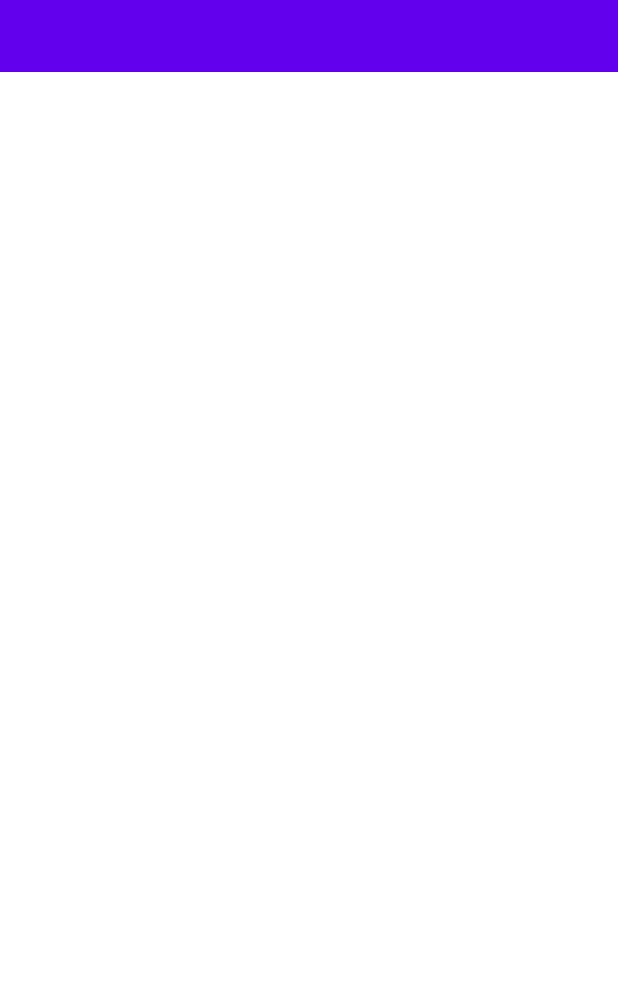
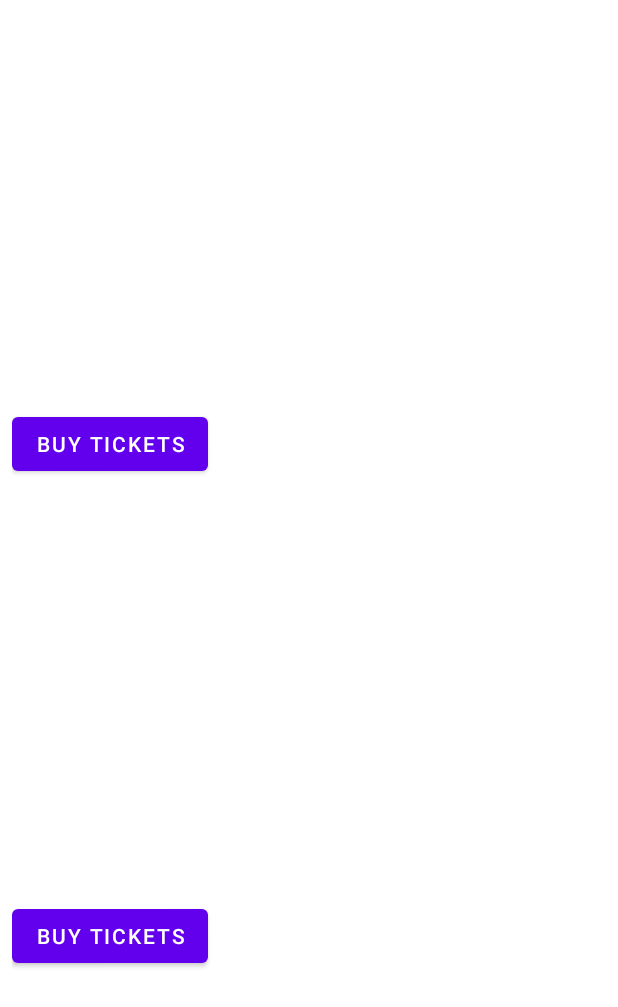
Before and after one commit to Jambo4231/CinemaAppAssignment, an Android app: the layout fragment_films.xml on its own in the app's theme, with its tools: preview values and no code run, on a phone screen of 412 x 824 dp. Shown: the top 1007 px of the screen. Run offline under Robolectric (Android 15) with nearby library versions, the phone set to English and light mode, and no system bars.

Commit message:
firestone films working

```diff
--- a/app/build.gradle.kts
+++ b/app/build.gradle.kts
@@ -2,6 +2,7 @@ plugins {
     id("com.android.application")
     id("org.jetbrains.kotlin.android")
     id("com.google.gms.google-services")
+    id("kotlin-kapt")
 }
 
 android {
@@ -55,9 +56,10 @@ dependencies {
     implementation("com.google.firebase:firebase-analytics")
     implementation("com.google.firebase:firebase-auth-ktx:23.0.0")
     implementation("com.google.firebase:firebase-firestore-ktx:25.0.0")
+    implementation("com.github.bumptech.glide:glide:4.12.0")
+    kapt("com.github.bumptech.glide:compiler:4.12.0")
 
     testImplementation("junit:junit:4.13.2")
     androidTestImplementation("androidx.test.ext:junit:1.1.5")
     androidTestImplementation("androidx.test.espresso:espresso-core:3.5.1")
-
 }
--- a/app/src/main/java/com/example/cinemaapp/models/Movie.kt
+++ b/app/src/main/java/com/example/cinemaapp/models/Movie.kt
@@ -1,7 +1,7 @@
 package com.example.cinemaapp.models
 
 data class Movie(
-    val title: String,
-    val time: String,
-    val imageResId: Int
+    val title: String = "",
+    val time: String = "",
+    val imageUrl: String = ""
 )
--- a/app/src/main/res/layout/fragment_films.xml
+++ b/app/src/main/res/layout/fragment_films.xml
@@ -1,23 +1,17 @@
 <?xml version="1.0" encoding="utf-8"?>
 <LinearLayout xmlns:android="http://schemas.android.com/apk/res/android"
+    xmlns:tools="http://schemas.android.com/tools"
     xmlns:app="http://schemas.android.com/apk/res-auto"
     android:layout_width="match_parent"
     android:layout_height="match_parent"
-    android:orientation="vertical">
+    android:orientation="vertical"
+    tools:context=".FilmsFragment">
 
-    <com.google.android.material.tabs.TabLayout
-        android:id="@+id/tab_layout"
+    <androidx.recyclerview.widget.RecyclerView
+        android:id="@+id/recycler_view_films"
         android:layout_width="match_parent"
-        android:layout_height="wrap_content"
-        android:background="?attr/colorPrimary"
-        app:tabTextColor="@color/white"
-        app:tabSelectedTextColor="@color/white"
-        app:tabIndicatorColor="@color/white" />
-
-    <androidx.viewpager.widget.ViewPager
-        android:id="@+id/view_pager"
-        android:layout_width="match_parent"
-        android:layout_height="0dp"
-        android:layout_weight="1" />
+        android:layout_height="match_parent"
+        app:layoutManager="androidx.recyclerview.widget.LinearLayoutManager"
+        tools:listitem="@layout/item_movie" />
 
 </LinearLayout>
--- a/app/src/main/res/layout/item_movie.xml
+++ b/app/src/main/res/layout/item_movie.xml
@@ -17,20 +17,19 @@
         android:layout_height="wrap_content"
         android:textSize="18sp"
         android:textStyle="bold"
-        android:paddingTop="8dp" />
+        android:layout_marginTop="8dp" />
 
     <TextView
         android:id="@+id/movie_time"
         android:layout_width="wrap_content"
         android:layout_height="wrap_content"
-        android:paddingTop="4dp" />
+        android:textSize="14sp"
+        android:layout_marginTop="4dp" />
 
     <Button
         android:id="@+id/buy_tickets_button"
         android:layout_width="wrap_content"
         android:layout_height="wrap_content"
         android:text="Buy Tickets"
-        android:layout_marginTop="8dp"
-        android:background="@color/colorPrimary"
-        android:textColor="@android:color/white"/>
+        android:layout_marginTop="8dp" />
 </LinearLayout>
```
Also changed, not shown: app/src/main/java/com/example/cinemaapp/ComingSoonFragment.kt (+7 -3 lines), app/src/main/java/com/example/cinemaapp/FilmsFragment.kt (+32 -23 lines), app/src/main/java/com/example/cinemaapp/NowShowingFragment.kt (+9 -5 lines), app/src/main/java/com/example/cinemaapp/adapters/MovieAdapter.kt (+10 -20 lines).
